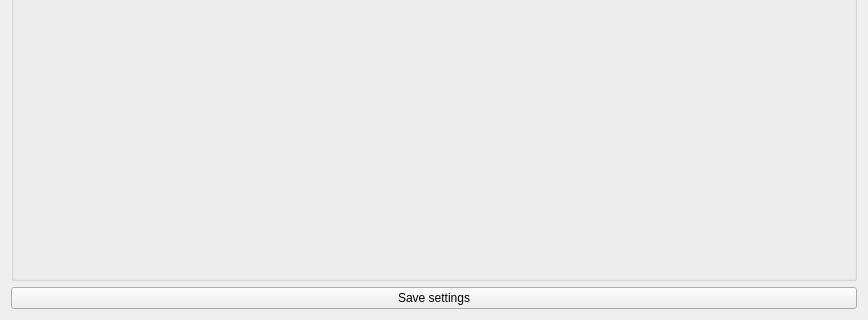
Above: plugins/VenusUSB2/VenusUSB2_settingsWidget.ui from pyIVLS/pyIVLS before the change; both pictures show x 0 to 868 and y 330 to 650 of the 868 by 650 pixel window. Below: the same form after it.
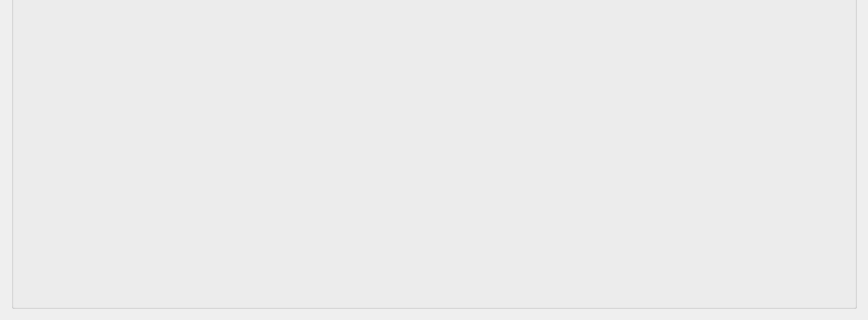
That is the form after the change.

```diff
--- a/plugins/VenusUSB2/VenusUSB2_settingsWidget.ui
+++ b/plugins/VenusUSB2/VenusUSB2_settingsWidget.ui
@@ -20,13 +20,6 @@
    <string>Venus USB2.0 camera settings</string>
   </property>
   <layout class="QGridLayout" name="gridLayout">
-   <item row="2" column="0">
-    <widget class="QPushButton" name="cameraSave">
-     <property name="text">
-      <string>Save settings</string>
-     </property>
-    </widget>
-   </item>
    <item row="0" column="0">
     <widget class="QGroupBox" name="groupBox_general">
      <property name="title">
```
